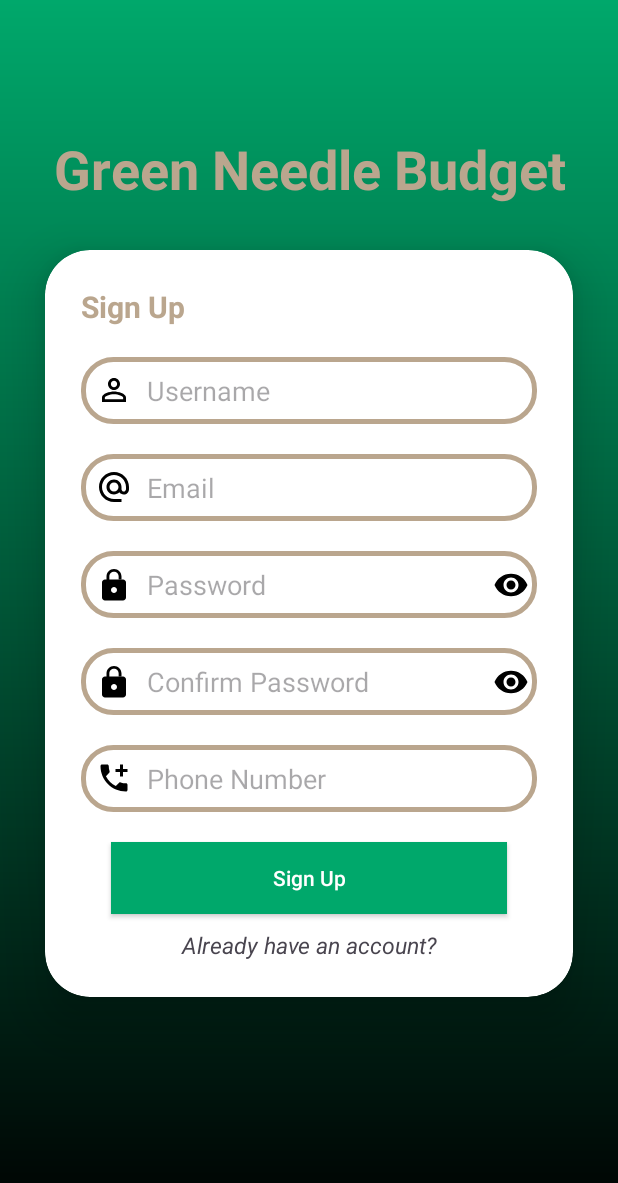
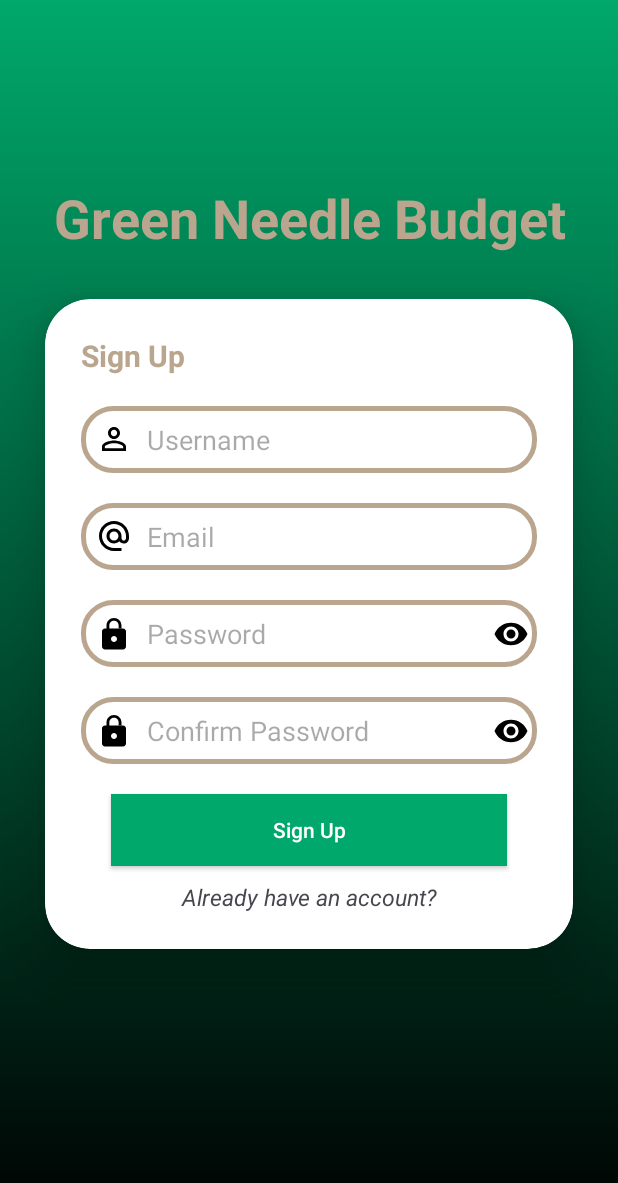
Before and after one commit to BrianFigueroa914/NewBudgetApp, an Android app: the register screen opened directly, with no data from a screen before it, on a phone screen of 412 x 824 dp. Shown: the top 1183 px of the screen. Run offline under Robolectric (Android 15) with nearby library versions, the phone set to English and light mode, and no system bars; our stand-ins replace Firebase (no records; nobody signed in at launch, a user with empty details on screens opened directly).

```diff
--- a/app/src/main/res/layout/activity_register.xml
+++ b/app/src/main/res/layout/activity_register.xml
@@ -100,6 +100,7 @@
                     android:padding="5dp"
                     android:src="@drawable/baseline_remove_red_eye_24" />
             </RelativeLayout>
+
             <RelativeLayout
                 android:layout_width="wrap_content"
                 android:layout_height="match_parent">
@@ -129,27 +130,12 @@
                     android:src="@drawable/baseline_remove_red_eye_24" />
             </RelativeLayout>
 
-            <EditText
-                android:id="@+id/phoneNumber"
-                android:layout_width="match_parent"
-                 android:layout_height="wrap_content"
-                android:layout_marginTop="20dp"
-                android:background="@drawable/custom_edit_text"
-                android:drawableStart="@drawable/baseline_add_call_24"
-                android:drawablePadding="10dp"
-                android:hint="Phone Number"
-                android:inputType="phone"
-                android:digits="0123456789"
-                android:padding="10dp"
-                android:textColor="@color/black"
-                android:textColorHighlight="@color/cardview_dark_background" />
-
             <androidx.appcompat.widget.AppCompatButton
                 android:id="@+id/signUpBtn"
                 android:layout_width="match_parent"
                 android:layout_height="wrap_content"
+                android:layout_marginStart="20dp"
                 android:layout_marginTop="20dp"
-                android:layout_marginStart="20dp"
                 android:layout_marginEnd="20dp"
                 android:background="@color/jade"
                 android:text="Sign Up"
@@ -164,7 +150,7 @@
                 android:text="Already have an account?"
                 android:textAlignment="center"
                 android:textSize="15sp"
-                android:textStyle="italic"/>
+                android:textStyle="italic" />
 
         </LinearLayout>
     </androidx.cardview.widget.CardView>
@@ -173,10 +159,10 @@
         android:id="@+id/text_input_error"
         android:layout_width="match_parent"
         android:layout_height="wrap_content"
-        android:textSize="30sp"
+        android:text=" "
+        android:textAlignment="center"
         android:textColor="@color/white"
-        android:textAlignment="center"
-        android:text=" "/>
+        android:textSize="30sp" />
 
 
 </LinearLayout>
```
Also changed, not shown: app/src/main/java/com/example/newbudgetapp/login.java (+35 -18 lines), app/src/main/java/com/example/newbudgetapp/register.java (+43 -50 lines), app/src/main/res/layout/activity_login_page.xml (+5 -4 lines).
